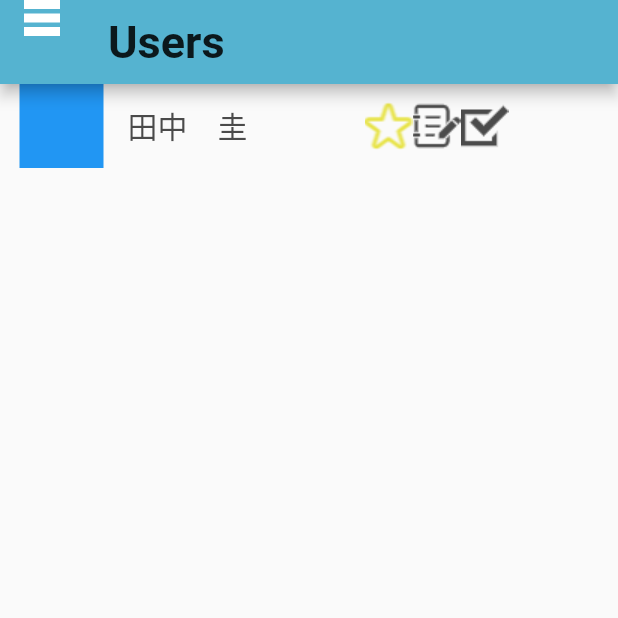
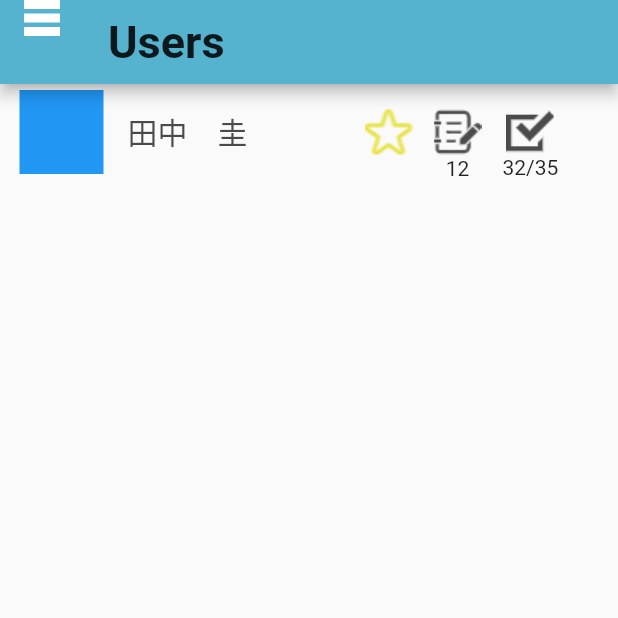
Before and after one commit to SatoshiSobue/friendo-app, a Flutter app: the screen it shows after launch, on a phone screen of 412 x 824 dp, the top half of it. Run offline on Flutter 3.47's test engine with Material 2 defaults, Android fonts, the phone set to English and light mode, and no system bars.

Commit message:
add: modify user tile layout

```diff
--- a/lib/widgets/user_tile/user_tile.dart
+++ b/lib/widgets/user_tile/user_tile.dart
@@ -26,20 +26,45 @@ class UserTile extends StatelessWidget {
           ),
           Row(
             children: [
-              IconWidget(
+              Container(
+                child: IconWidget(
                   name: "star",
                   width: 32,
                   height: 32,
                 ),
-              IconWidget(
+                margin: EdgeInsets.fromLTRB(0, 0, 14, 0),
+              ),
+              Column(
+                children: [
+                  SizedBox(height: 16),
+                  Container(
+                    child: IconWidget(
                       name: "memo",
                       width: 32,
                       height: 32,
                     ),
-              IconWidget(
+                    margin: EdgeInsets.fromLTRB(0, 0, 14, 0),
+                  ),
+                  Container(
+                    child: Text('12'),
+                    margin: EdgeInsets.fromLTRB(0, 0, 14, 0),
+                  ),
+                ],
+              ),
+              Column(
+                children: [
+                  SizedBox(height: 15),
+                  Container(
+                    child: IconWidget(
                       name: "check_box_gray",
                       width: 32,
                       height: 32,
+                    ),
+                  ),
+                  Container(
+                    child: Text('32/35'),
+                  ),
+                ],
               ),
             ],
           ),
```
Also changed, not shown: 1 other file. Lines whose indentation alone changed are shown as unchanged.
